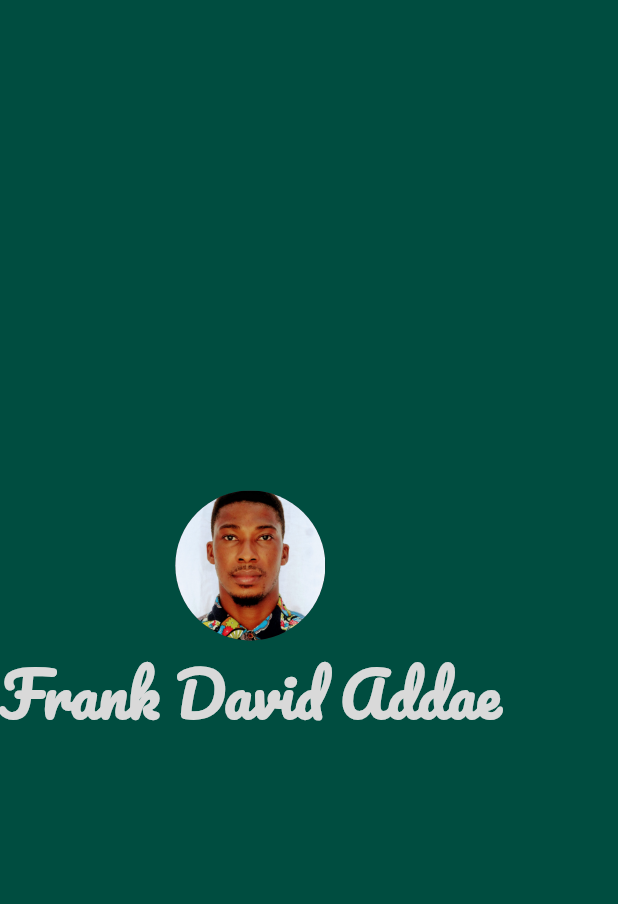
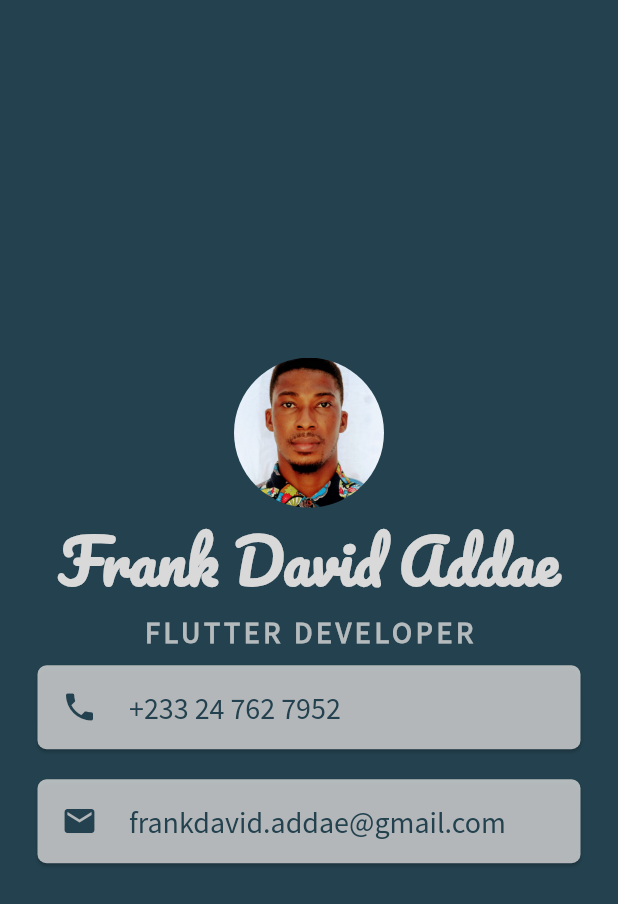
Before and after one commit to frankdavid-addae/biz_card, a Flutter app: the screen it shows after launch, on a phone screen of 412 x 824 dp. Shown: the top 904 px of the screen. Run offline on Flutter 3.47's test engine with Material 2 defaults, Android fonts, the phone set to English and light mode, and no system bars.

Commit message:
added some more components and refactored some codes

```diff
--- a/lib/main.dart
+++ b/lib/main.dart
@@ -11,12 +11,12 @@ class BizCardApp extends StatelessWidget {
 
   @override
   Widget build(BuildContext context) {
-    const kDarkColor = Color(0xFF2B292D);
+    const kDarkColor = Color(0xFF23414E);
     const kGreyColor = Color(0xFFD9D9D9);
     return MaterialApp(
       debugShowCheckedModeBanner: false,
       home: Scaffold(
-        backgroundColor: Colors.teal[900],
+        backgroundColor: kDarkColor,
         body: SafeArea(
           child: Column(
             mainAxisAlignment: MainAxisAlignment.center,
@@ -35,6 +35,60 @@ class BizCardApp extends StatelessWidget {
                   fontFamily: 'Pacifico-Regular',
                 ),
               ),
+              Text(
+                'FLUTTER DEVELOPER',
+                style: TextStyle(
+                  letterSpacing: 2.5,
+                  color: kGreyColor.withOpacity(0.8),
+                  fontSize: 20.0,
+                  fontWeight: FontWeight.bold,
+                  fontFamily: 'SourceSansPro-Regular',
+                ),
+              ),
+              Card(
+                shape: RoundedRectangleBorder(
+                  borderRadius: BorderRadius.circular(6.0),
+                ),
+                margin: EdgeInsets.symmetric(vertical: 10.0, horizontal: 25.0),
+                color: kGreyColor.withOpacity(0.8),
+                child: ListTile(
+                  horizontalTitleGap: 5.0,
+                  leading: Icon(
+                    Icons.phone,
+                    color: kDarkColor,
+                  ),
+                  title: Text(
+                    '+233 24 762 7952',
+                    style: TextStyle(
+                      color: kDarkColor,
+                      fontSize: 20.0,
+                      fontFamily: 'SourceSansPro-Regular',
+                    ),
+                  ),
+                ),
+              ),
+              Card(
+                shape: RoundedRectangleBorder(
+                  borderRadius: BorderRadius.circular(6.0),
+                ),
+                margin: EdgeInsets.symmetric(vertical: 10.0, horizontal: 25.0),
+                color: kGreyColor.withOpacity(0.8),
+                child: ListTile(
+                  horizontalTitleGap: 5.0,
+                  leading: Icon(
+                    Icons.email,
+                    color: kDarkColor,
+                  ),
+                  title: Text(
+                    'frankdavid.addae@gmail.com',
+                    style: TextStyle(
+                      color: kDarkColor,
+                      fontSize: 20.0,
+                      fontFamily: 'SourceSansPro-Regular',
+                    ),
+                  ),
+                ),
+              ),
             ],
           ),
         ),
--- a/pubspec.yaml
+++ b/pubspec.yaml
@@ -76,6 +76,10 @@ flutter:
     - family: Pacifico-Regular
       fonts:
         - asset: assets/fonts/Pacifico-Regular.ttf
+
+    - family: SourceSansPro-Regular
+      fonts:
+        - asset: assets/fonts/SourceSansPro-Regular.ttf
   #   - family: Trajan Pro
   #     fonts:
   #       - asset: fonts/TrajanPro.ttf
```
Also changed, not shown: assets/fonts/SourceSansPro-Black.ttf (added), assets/fonts/SourceSansPro-BlackItalic.ttf (added), assets/fonts/SourceSansPro-Bold.ttf (added), assets/fonts/SourceSansPro-BoldItalic.ttf (added), assets/fonts/SourceSansPro-ExtraLight.ttf (added), assets/fonts/SourceSansPro-ExtraLightItalic.ttf (added), assets/fonts/SourceSansPro-Italic.ttf (added), assets/fonts/SourceSansPro-Light.ttf (added), assets/fonts/SourceSansPro-LightItalic.ttf (added), assets/fonts/SourceSansPro-Regular.ttf (added), assets/fonts/SourceSansPro-SemiBold.ttf (added), assets/fonts/SourceSansPro-SemiBoldItalic.ttf (added).
